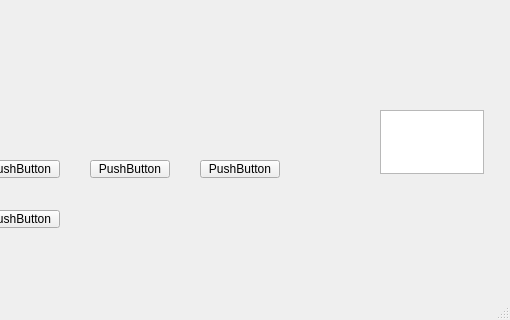
Old version of the form src/window/gamepage.ui in the repository wzsCrossing/Generals-io; both pictures show x 290 to 800 and y 280 to 600 of the 800 by 600 pixel window.
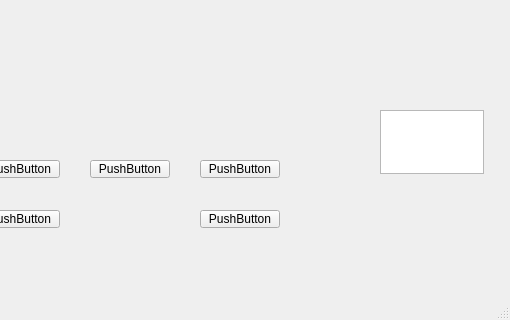
New version of the form.

Commit message: add playback window

Patch:
```diff
--- a/src/window/gamepage.ui
+++ b/src/window/gamepage.ui
@@ -99,6 +99,19 @@
      <string>PushButton</string>
     </property>
    </widget>
+   <widget class="QPushButton" name="playBack">
+    <property name="geometry">
+     <rect>
+      <x>490</x>
+      <y>490</y>
+      <width>80</width>
+      <height>18</height>
+     </rect>
+    </property>
+    <property name="text">
+     <string>PushButton</string>
+    </property>
+   </widget>
   </widget>
   <widget class="QMenuBar" name="menubar">
    <property name="geometry">
```
The commit also changes 6 other files.
